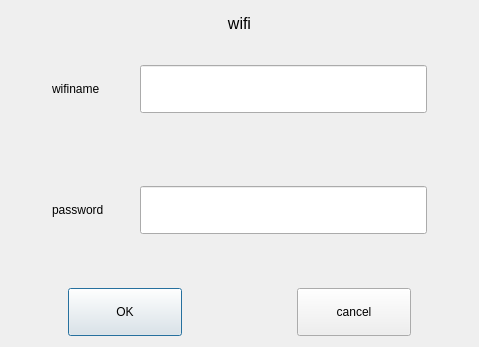
The window that wificondialog.ui (jizizihe/baijie_demo) describes before a commit, drawn with Qt 5.
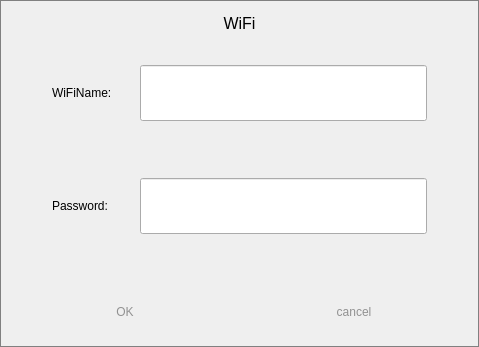
The same window after the commit. Icons and pictures are not drawn.

What changed in the file:
```diff
--- a/wificondialog.ui
+++ b/wificondialog.ui
@@ -14,7 +14,24 @@
    <string>Dialog</string>
   </property>
   <property name="styleSheet">
-   <string notr="true"/>
+   <string notr="true">WifiConDialog{
+      border-image: url(:/button_image/all/background(2).png);
+      border-style: outset;
+      border-radius:4px
+}
+
+QDialog {
+      border:1px solid gray;
+}
+
+QPushButton{
+      background-color: rgba(100, 225, 100, 120)
+      border-style: outset;
+      border-width:  2px; border-radius: 10px;
+      border-color: rgba(255, 225, 255, 30);
+      color:rgba(0, 0, 0, 100); padding: 6px; outline: none;}
+      QSlider::handle:horizontal { image: url(:/image/sliderHandle.png);}
+      QSlider::sub-page:horizontal { border-image: url(:/image/slider.png); }</string>
   </property>
   <layout class="QGridLayout" name="gridLayout" rowstretch="1,1,7,2,2">
    <item row="3" column="1">
@@ -132,7 +149,7 @@
       <enum>Qt::LeftToRight</enum>
      </property>
      <property name="text">
-      <string>wifi</string>
+      <string>WiFi</string>
      </property>
      <property name="alignment">
       <set>Qt::AlignCenter</set>
@@ -158,7 +175,7 @@
       </spacer>
      </item>
      <item>
-      <layout class="QVBoxLayout" name="verticalLayout_2" stretch="2,3,2">
+      <layout class="QVBoxLayout" name="verticalLayout_2" stretch="1,1,1">
        <property name="spacing">
         <number>0</number>
        </property>
@@ -168,7 +185,7 @@
        <item>
         <widget class="QLabel" name="lbl_wifiName">
          <property name="text">
-          <string>wifiname</string>
+          <string>WiFiName:</string>
          </property>
         </widget>
        </item>
@@ -188,14 +205,14 @@
        <item>
         <widget class="QLabel" name="lbl_wifiPasswd">
          <property name="text">
-          <string>password</string>
+          <string>Password:</string>
          </property>
         </widget>
        </item>
       </layout>
      </item>
      <item>
-      <layout class="QVBoxLayout" name="verticalLayout" stretch="2,3,2">
+      <layout class="QVBoxLayout" name="verticalLayout" stretch="1,1,1">
        <property name="spacing">
         <number>0</number>
        </property>
```
